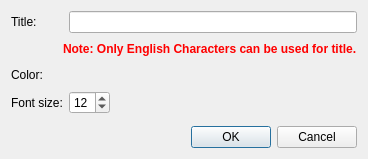
First picture: the form in libs/postbase/title/posttitleeditdialog.ui, repository i-RIC/prepost-gui, before the edit.
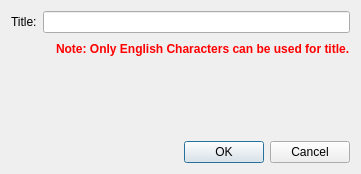
Second picture: the form after the edit. Custom widgets are drawn as their Qt base class.

Commit message: Closes i-RIC/prepost-gui#478 PostTitleSetting now uses vtkTextPropertySettingContainer to handle font setting.

What changed in the file:
```diff
--- a/libs/postbase/title/posttitleeditdialog.ui
+++ b/libs/postbase/title/posttitleeditdialog.ui
@@ -6,8 +6,8 @@
    <rect>
     <x>0</x>
     <y>0</y>
-    <width>368</width>
-    <height>159</height>
+    <width>361</width>
+    <height>174</height>
    </rect>
   </property>
   <property name="windowTitle">
@@ -59,74 +59,6 @@
        </item>
       </layout>
      </item>
-     <item row="2" column="0">
-      <widget class="QLabel" name="colorLabel">
-       <property name="text">
-        <string>Color:</string>
-       </property>
-      </widget>
-     </item>
-     <item row="2" column="1">
-      <layout class="QHBoxLayout" name="horizontalLayout_3">
-       <item>
-        <widget class="ColorEditWidget" name="colorWidget">
-         <property name="text">
-          <string/>
-         </property>
-        </widget>
-       </item>
-       <item>
-        <spacer name="horizontalSpacer_3">
-         <property name="orientation">
-          <enum>Qt::Horizontal</enum>
-         </property>
-         <property name="sizeHint" stdset="0">
-          <size>
-           <width>40</width>
-           <height>20</height>
-          </size>
-         </property>
-        </spacer>
-       </item>
-      </layout>
-     </item>
-     <item row="3" column="0">
-      <widget class="QLabel" name="fontSizeLabel">
-       <property name="text">
-        <string>Font size:</string>
-       </property>
-      </widget>
-     </item>
-     <item row="3" column="1">
-      <layout class="QHBoxLayout" name="horizontalLayout">
-       <item>
-        <widget class="QSpinBox" name="fontSizeSpinBox">
-         <property name="minimum">
-          <number>6</number>
-         </property>
-         <property name="maximum">
-          <number>40</number>
-         </property>
-         <property name="value">
-          <number>12</number>
-         </property>
-        </widget>
-       </item>
-       <item>
-        <spacer name="horizontalSpacer">
-         <property name="orientation">
-          <enum>Qt::Horizontal</enum>
-         </property>
-         <property name="sizeHint" stdset="0">
-          <size>
-           <width>40</width>
-           <height>20</height>
-          </size>
-         </property>
-        </spacer>
-       </item>
-      </layout>
-     </item>
     </layout>
    </item>
    <item>
@@ -156,9 +88,9 @@
  </widget>
  <customwidgets>
   <customwidget>
-   <class>ColorEditWidget</class>
-   <extends>QLabel</extends>
-   <header>guibase/widget/coloreditwidget.h</header>
+   <class>vtkTextPropertySettingWidget</class>
+   <extends>QWidget</extends>
+   <header>guibase/vtktextpropertysettingwidget.h</header>
    <container>1</container>
   </customwidget>
  </customwidgets>
```
Left out of the diff: 3 changed lines with no effect on the pictures. The commit also changes 4 other files.
